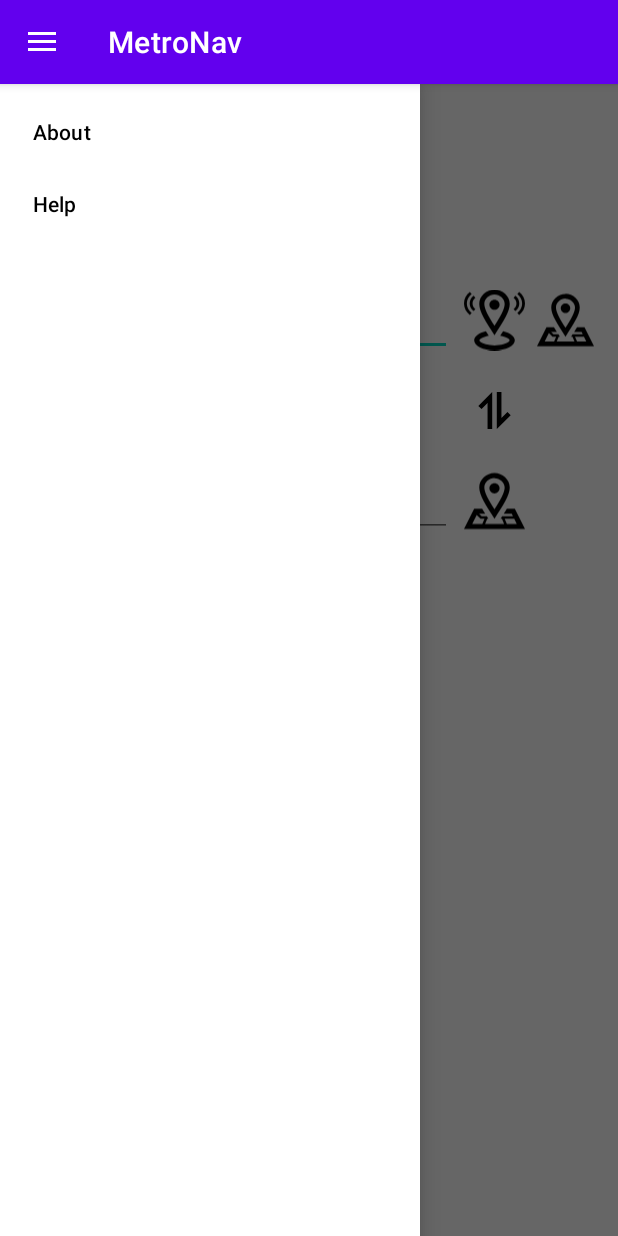
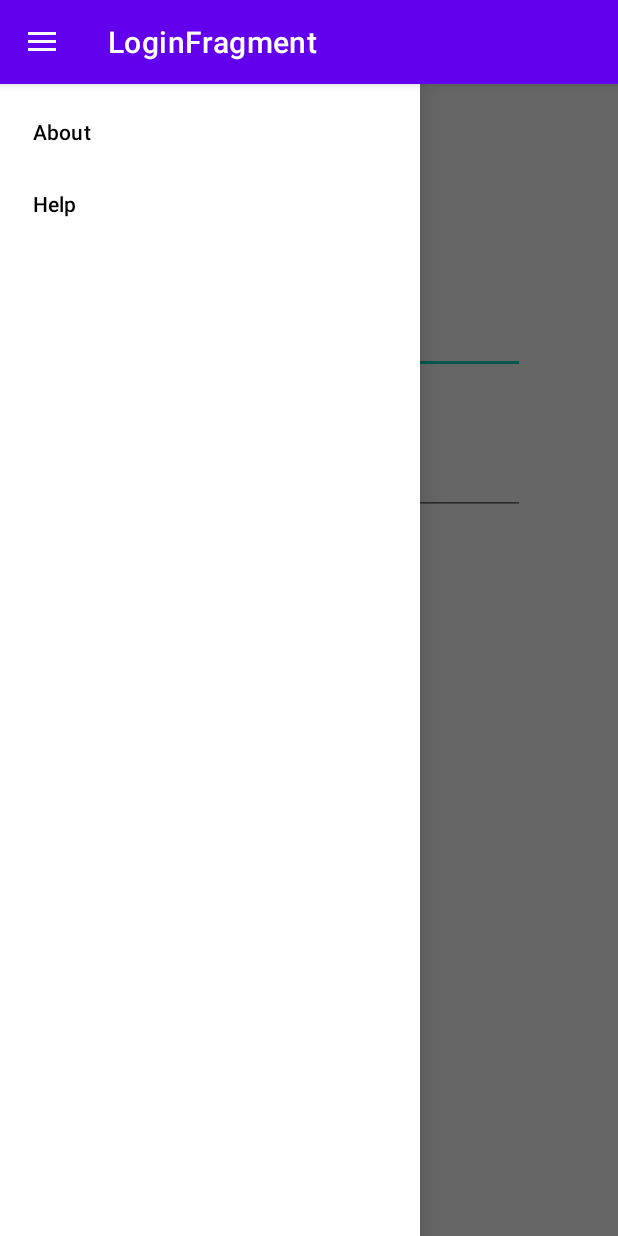
Before and after one commit to Ali-Elleithy1/MetroNav, an Android app: the screen it shows after launch (MainActivity), with the side drawer open, on a phone screen of 412 x 824 dp. Run offline under Robolectric (Android 15) with nearby library versions, the phone set to English and light mode, and no system bars; our stand-ins replace data binding, navigation-ui.

Commit message:
Add layout and action to fragments

```diff
--- a/app/src/main/res/navigation/navigation.xml
+++ b/app/src/main/res/navigation/navigation.xml
@@ -3,7 +3,7 @@
     xmlns:app="http://schemas.android.com/apk/res-auto"
     xmlns:tools="http://schemas.android.com/tools"
     android:id="@+id/navigation"
-    app:startDestination="@id/homeFragment">
+    app:startDestination="@id/loginFragment">
 
     <fragment
         android:id="@+id/homeFragment"
@@ -24,4 +24,21 @@
         android:name="com.example.metronav.history.HistoryFragment"
         android:label="fragment_history"
         tools:layout="@layout/fragment_history" />
+    <fragment
+        android:id="@+id/registrationFragment"
+        android:name="com.example.metronav.registration.RegistrationFragment"
+        android:label="RegistrationFragment"
+        tools:layout="@layout/fragment_registration"/>
+    <fragment
+        android:id="@+id/loginFragment"
+        android:name="com.example.metronav.login.LoginFragment"
+        android:label="LoginFragment"
+        tools:layout="@layout/fragment_login">
+        <action
+            android:id="@+id/action_loginFragment_to_homeFragment"
+            app:destination="@id/homeFragment" />
+        <action
+            android:id="@+id/action_loginFragment_to_registrationFragment"
+            app:destination="@id/registrationFragment" />
+    </fragment>
 </navigation>
```
